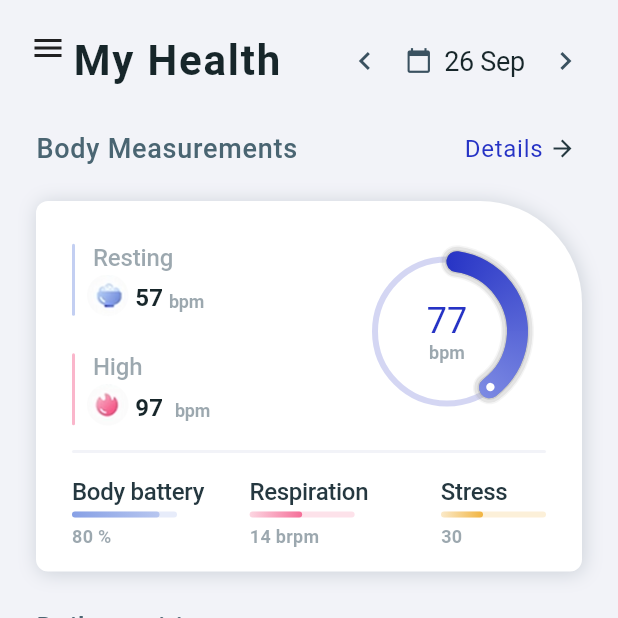
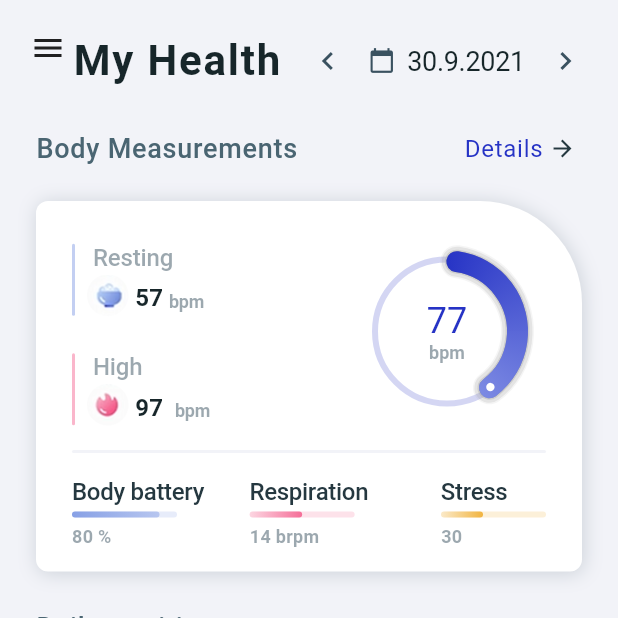
Before and after one commit to sysarcher/hack_zurich, a Flutter app: the screen it shows after launch, on a phone screen of 412 x 824 dp, the top half of it. Run offline on Flutter 3.47's test engine with Material 2 defaults, Android fonts, the phone set to English and light mode, and no system bars; our stand-ins replace flutter_dotenv; network calls fail.

```diff
--- a/planet_health/lib/fitness_app/my_co2/my_co2_screen.dart
+++ b/planet_health/lib/fitness_app/my_co2/my_co2_screen.dart
@@ -295,7 +295,7 @@ class _MyCo2ScreenState extends State<MyCo2Screen>
                                     ),
                                   ),
                                   Text(
-                                    '26 Sep',
+                                    '${DateTime.now().day}.${DateTime.now().month}.${DateTime.now().year}',
                                     textAlign: TextAlign.left,
                                     style: TextStyle(
                                       fontFamily: FitnessAppTheme.fontName,
--- a/planet_health/lib/fitness_app/my_covid/my_covid_screen.dart
+++ b/planet_health/lib/fitness_app/my_covid/my_covid_screen.dart
@@ -251,7 +251,9 @@ class _MyCovidScreenState extends State<MyCovidScreen>
                                     ),
                                   ),
                                   Text(
-                                    '26 Sep',
+                                    //'26 Sep',
+                                    //'${DateTime.now().day}.${DateTime.now().month}',
+                                    '${DateTime.now().day}.${DateTime.now().month}.${DateTime.now().year}',
                                     textAlign: TextAlign.left,
                                     style: TextStyle(
                                       fontFamily: FitnessAppTheme.fontName,
--- a/planet_health/lib/fitness_app/my_diary/my_diary_screen.dart
+++ b/planet_health/lib/fitness_app/my_diary/my_diary_screen.dart
@@ -348,7 +348,8 @@ class _MyDiaryScreenState extends State<MyDiaryScreen>
                                     ),
                                   ),
                                   Text(
-                                    '26 Sep',
+                                    //'${DateTime.now().day}.${DateTime.now().month}',
+                                    '${DateTime.now().day}.${DateTime.now().month}.${DateTime.now().year}',
                                     textAlign: TextAlign.left,
                                     style: TextStyle(
                                       fontFamily: FitnessAppTheme.fontName,
--- a/planet_health/lib/fitness_app/training/training_screen.dart
+++ b/planet_health/lib/fitness_app/training/training_screen.dart
@@ -288,7 +288,9 @@ class _TrainingScreenState extends State<TrainingScreen>
                                     ),
                                   ),
                                   Text(
-                                    '26 Sep',
+                                    //'26 Sep',
+                                    //'${DateTime.now().day}.${DateTime.now().month}',
+                                    '${DateTime.now().day}.${DateTime.now().month}.${DateTime.now().year}',
                                     textAlign: TextAlign.left,
                                     style: TextStyle(
                                       fontFamily: FitnessAppTheme.fontName,
```
